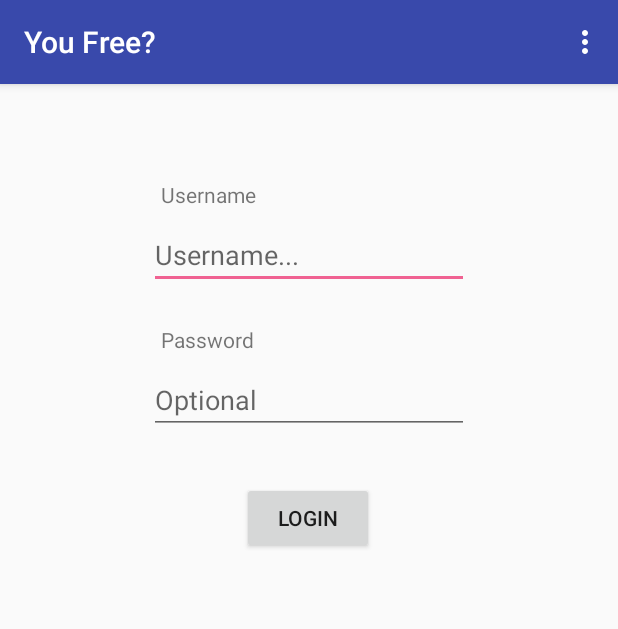
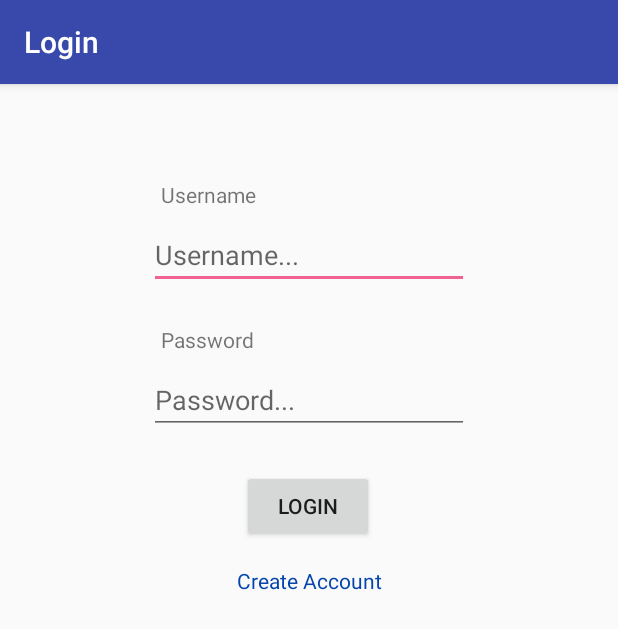
Before and after one commit to nate12345678/YouFree, an Android app: the screen it shows after launch (Login), on a phone screen of 412 x 824 dp. Shown: the top 629 px of the screen. Run offline under Robolectric (Android 15) with nearby library versions, the phone set to English and light mode, and no system bars.

Commit message:
fixed login to create new users

```diff
--- a/android/app/build.gradle
+++ b/android/app/build.gradle
@@ -16,7 +16,7 @@ android {
     }
     buildTypes {
         release {
-            minifyEnabled false
+            minifyEnabled true
             proguardFiles getDefaultProguardFile('proguard-android.txt'), 'proguard-rules.pro'
         }
     }
--- a/android/app/src/main/java/team/gif/friendscheduler/Globals.java
+++ b/android/app/src/main/java/team/gif/friendscheduler/Globals.java
@@ -6,8 +6,9 @@ import java.util.ArrayList;
 
 public final class Globals {
     public static final MediaType JSON = MediaType.parse("application/json; charset=utf-8");
-    public static final String BASE_URL = "http://216.171.4.52:8080/api/v1";
+    public static final String BASE_URL = "http://71.201.248.45:8080/api/v1";
     static long token;
     static User user;
+    static String enteredPass;
     static ArrayList<User> friendsList = new ArrayList<>();
 }
--- a/android/app/src/main/java/team/gif/friendscheduler/Login.kt
+++ b/android/app/src/main/java/team/gif/friendscheduler/Login.kt
@@ -5,13 +5,11 @@ import android.os.Bundle
 import android.support.design.widget.Snackbar
 import android.support.v7.app.AppCompatActivity
 import android.util.Log
-import android.view.Menu
-import android.view.MenuItem
 import android.view.View
 import android.widget.EditText
+import android.widget.TextView
 import kotlinx.android.synthetic.main.activity_login.*
 import okhttp3.*
-import team.gif.friendscheduler.Globals.user
 import java.io.IOException
 
 
@@ -19,15 +17,47 @@ class Login : AppCompatActivity() {
 
     private lateinit var usernameText: EditText
     private lateinit var passwordText: EditText
+    private lateinit var createAcctText: TextView
+    private lateinit var confirmPassLabel: TextView
+    private lateinit var confirmPassText: EditText
+    private lateinit var emailLabel: TextView
+    private lateinit var emailText: EditText
 
     internal var client = OkHttpClient()
 
+    internal var confirm = false
+
+
+    fun createAcct() {
+        confirmPassLabel.visibility = View.VISIBLE
+        confirmPassText.visibility = View.VISIBLE
+        emailLabel.visibility = View.VISIBLE
+        emailText.visibility = View.VISIBLE
+        confirm = true
+    }
+
+    fun showLogin() {
+        confirmPassLabel.visibility = View.GONE
+        confirmPassText.visibility = View.GONE
+        emailLabel.visibility = View.GONE
+        emailText.visibility = View.GONE
+        confirm = false
+    }
 
     fun login(v: View) {
         var password = ""
-        if (usernameText.text.isNotEmpty()) {
-            if (passwordText.text.isNotEmpty()) {
-                password = passwordText.text.toString()
+        if (usernameText.text.isNotEmpty() && passwordText.text.isNotEmpty()) {
+            password = passwordText.text.toString()
+            Globals.enteredPass = password
+            if(confirm) {
+                if(confirmPassText.text.isNotEmpty() && passwordText.text.toString() == confirmPassText.text.toString()
+                    && emailText.text.isNotEmpty()) {
+                    Globals.user = User(usernameText.text.toString(), emailText.text.toString())
+                    addUser(password)
+                } else {
+                    Snackbar.make(findViewById(R.id.loginCoordinator),
+                        "Passwords are required to match", Snackbar.LENGTH_LONG).show()
+                }
             }
             Globals.user = User(usernameText.text.toString())
 
@@ -37,7 +67,6 @@ class Login : AppCompatActivity() {
                 .addHeader("password", password)
                 .get()
                 .build()
-
 
             Log.w("loginrequest", "making request")
 
@@ -55,8 +84,12 @@ class Login : AppCompatActivity() {
                     if (!response.isSuccessful) {
                         if (response.code() == 404) {
                             runOnUiThread {
-                                var snacc = Snackbar.make(findViewById(R.id.loginCoordinator), "User does not exist",Snackbar.LENGTH_LONG)
-                                snacc.setAction("New User") { addUser(password) }
+                                var snacc = Snackbar.make(
+                                    findViewById(R.id.loginCoordinator),
+                                    "User does not exist", Snackbar.LENGTH_LONG
+                                )
+                                showLogin()
+                                snacc.setAction("New User") { createAcct() }
                                 snacc.show()
                             }
                         }
@@ -78,15 +111,20 @@ class Login : AppCompatActivity() {
 
 
     fun addUser(password: String) {
-        Log.w("test", "{\"username\": \"" + Globals.user.username +
-                "\",\"password\": \"" + password + "\",\"email\": \"" +
-                Globals.user.email + "\",\"displayName\": \"" + Globals.user.displayName + "\"}")
+        Log.w(
+            "test", "{\"username\": \"" + Globals.user.username +
+                    "\",\"password\": \"" + password + "\",\"email\": \"" +
+                    Globals.user.email + "\"}"
+        )
         val request = Request.Builder()
             .url(Globals.BASE_URL + "/user")
-            .post(RequestBody.create(Globals.JSON, "{\"username\": \"" + Globals.user.username +
-                    "\",\"password\": \"" + password + "\",\"email\": \"" +
-                    Globals.user.email + "\",\"displayName\": \"" + Globals.user.displayName + "\"}"
-            ))
+            .post(
+                RequestBody.create(
+                    Globals.JSON, "{\"username\": \"" + Globals.user.username +
+                            "\",\"password\": \"" + password + "\",\"email\": \"" +
+                            Globals.user.email + "\"}"
+                )
+            )
             .build()
 
         client.newCall(request).enqueue(object : Callback {
@@ -110,10 +148,25 @@ class Login : AppCompatActivity() {
     override fun onCreate(savedInstanceState: Bundle?) {
         super.onCreate(savedInstanceState)
         setContentView(R.layout.activity_login)
+        toolbar.title = "Login"
         setSupportActionBar(toolbar)
 
         usernameText = findViewById(R.id.usernameText)
         passwordText = findViewById(R.id.passwordText)
+        createAcctText = findViewById(R.id.createAcctText)
+        confirmPassLabel = findViewById(R.id.confirmPassLabel)
+        confirmPassText = findViewById(R.id.confirmPassText)
+        emailText = findViewById(R.id.emailText)
+        emailLabel = findViewById(R.id.emailLabel)
+
+        confirmPassLabel.visibility = View.GONE
+        confirmPassText.visibility = View.GONE
+        emailLabel.visibility = View.GONE
+        emailText.visibility = View.GONE
+
+        createAcctText.setOnClickListener{
+            createAcct()
+        }
 
         val request = Request.Builder()
             .url(Globals.BASE_URL + "/hello")
@@ -122,8 +175,7 @@ class Login : AppCompatActivity() {
 
         client.newCall(request).enqueue(object : Callback {
             override fun onFailure(call: Call, e: IOException) {
-                Log.w("test", "shit")
-
+                Log.w("test", "No connection to server")
 //                e.printStackTrace()
             }
 
@@ -131,14 +183,16 @@ class Login : AppCompatActivity() {
             override fun onResponse(call: Call, response: Response) {
                 if (response.code() == 200) {
                     val output = response.body()!!.string()
-                    Log.w("ApiTest", output);
+                    Log.w("ApiTest", output)
                 } else {
-                    Log.w("ApiTest", "Api not functional");
+                    Log.w("ApiTest", "Api not functional")
                 }
             }
         })
     }
 
+/*
+this section is only useful if there is a menu on the login screen (there isnt)
     override fun onCreateOptionsMenu(menu: Menu): Boolean {
         // Inflate the menu; this adds items to the action bar if it is present.
         menuInflater.inflate(R.menu.menu_login, menu)
@@ -154,4 +208,5 @@ class Login : AppCompatActivity() {
             else -> super.onOptionsItemSelected(item)
         }
     }
+*/
 }
--- a/android/app/src/main/res/layout/content_login.xml
+++ b/android/app/src/main/res/layout/content_login.xml
@@ -7,7 +7,7 @@
 		android:layout_height="match_parent"
 		app:layout_behavior="@string/appbar_scrolling_view_behavior"
 		tools:showIn="@layout/activity_login"
-        tools:context=".Login">
+		tools:context=".Login" android:clickable="true">
 
 	<EditText
 			android:layout_width="wrap_content"
@@ -30,17 +30,18 @@
 			android:text="Password"
 			android:layout_width="wrap_content"
 			android:layout_height="wrap_content"
-            android:id="@+id/textView2" android:layout_marginTop="24dp"
-            app:layout_constraintTop_toBottomOf="@+id/usernameText"
-            app:layout_constraintStart_toStartOf="@+id/passwordText" android:layout_marginStart="8dp"/>
+			android:id="@+id/textView2"
+			app:layout_constraintStart_toStartOf="@+id/passwordText" android:layout_marginStart="8dp"
+			app:layout_constraintTop_toBottomOf="@+id/emailText" android:layout_marginTop="24dp"/>
 	<Button
 			android:text="Login"
 			android:layout_width="wrap_content"
 			android:layout_height="wrap_content"
 			android:id="@+id/button" app:layout_constraintStart_toStartOf="parent" android:layout_marginStart="8dp"
 			app:layout_constraintEnd_toEndOf="parent" android:layout_marginEnd="8dp"
-            android:onClick="login" android:layout_marginTop="32dp"
-            app:layout_constraintTop_toBottomOf="@+id/passwordText" app:layout_constraintHorizontal_bias="0.498"/>
+			android:onClick="login"
+			app:layout_constraintHorizontal_bias="0.498" app:layout_constraintTop_toBottomOf="@+id/confirmPassText"
+			android:layout_marginTop="24dp"/>
 	<EditText
 			android:layout_width="wrap_content"
 			android:layout_height="wrap_content"
@@ -49,5 +50,47 @@
 			android:id="@+id/passwordText"
 			app:layout_constraintStart_toStartOf="parent" android:layout_marginStart="8dp"
 			app:layout_constraintEnd_toEndOf="parent" android:layout_marginEnd="8dp" android:layout_marginTop="8dp"
-            app:layout_constraintTop_toBottomOf="@+id/textView2" android:hint="Optional"/>
+			app:layout_constraintTop_toBottomOf="@+id/textView2" android:hint="Password..."/>
+	<TextView
+			android:text="Create Account"
+			android:layout_width="wrap_content"
+			android:layout_height="wrap_content"
+			android:layout_marginTop="16dp"
+			app:layout_constraintTop_toBottomOf="@+id/button" app:layout_constraintStart_toStartOf="parent"
+			android:layout_marginStart="8dp" app:layout_constraintEnd_toEndOf="parent" android:layout_marginEnd="8dp"
+			android:textColor="@color/linkWiki" android:id="@+id/createAcctText"/>
+	<TextView
+			android:text="Confirm Password"
+			android:layout_width="wrap_content"
+			android:layout_height="wrap_content"
+			android:id="@+id/confirmPassLabel" android:layout_marginTop="24dp"
+			app:layout_constraintTop_toBottomOf="@+id/passwordText"
+			app:layout_constraintStart_toStartOf="@+id/confirmPassText" android:layout_marginStart="8dp"/>
+	<EditText
+			android:layout_width="wrap_content"
+			android:layout_height="wrap_content"
+			android:inputType="textPassword"
+			android:ems="10"
+			android:id="@+id/confirmPassText"
+			android:layout_marginTop="8dp"
+			app:layout_constraintTop_toBottomOf="@+id/confirmPassLabel" android:layout_marginEnd="8dp"
+			app:layout_constraintEnd_toEndOf="parent" android:layout_marginStart="8dp"
+			app:layout_constraintStart_toStartOf="parent" android:hint="Password..."/>
+	<TextView
+			android:text="Email address"
+			android:layout_width="wrap_content"
+			android:layout_height="wrap_content"
+			android:id="@+id/emailLabel" android:layout_marginTop="24dp"
+			app:layout_constraintTop_toBottomOf="@+id/usernameText"
+			app:layout_constraintStart_toStartOf="@+id/emailText"
+			android:layout_marginStart="8dp"/>
+	<EditText
+			android:layout_width="wrap_content"
+			android:layout_height="wrap_content"
+			android:inputType="textEmailAddress"
+			android:ems="10"
+			android:id="@+id/emailText" app:layout_constraintEnd_toEndOf="parent"
+			android:layout_marginEnd="8dp" app:layout_constraintStart_toStartOf="parent"
+			android:layout_marginStart="8dp" app:layout_constraintTop_toBottomOf="@+id/emailLabel"
+			android:layout_marginTop="8dp" android:hint="Email..."/>
 </android.support.constraint.ConstraintLayout>
--- a/android/app/src/main/res/values/colors.xml
+++ b/android/app/src/main/res/values/colors.xml
@@ -13,6 +13,7 @@
 
 	<color name="colorText">@android:color/white</color>
 	<color name="colorTextDark">@android:color/black</color>
+	<color name="linkWiki">#0645AD</color>
 
 	<!--main colors-->
 	<color name="red">#c80000</color>
@@ -22,6 +23,7 @@
 	<color name="green">#00c800</color>
 	<color name="blue">#0000c8</color>
 	<color name="purple">#6e00aa</color>
+
 	<!--secondary colors-->
 	<color name="dab">#dabdab</color>
 	<color name="lightTeal">#70eedd</color>
--- a/android/build.gradle
+++ b/android/build.gradle
@@ -1,13 +1,13 @@
 // Top-level build file where you can add configuration options common to all sub-projects/modules.
 
 buildscript {
-    ext.kotlin_version = '1.3.0'
+    ext.kotlin_version = '1.3.21'
     repositories {
         google()
         jcenter()
     }
     dependencies {
-        classpath 'com.android.tools.build:gradle:3.3.1'
+        classpath 'com.android.tools.build:gradle:3.4.0'
         classpath "org.jetbrains.kotlin:kotlin-gradle-plugin:$kotlin_version"
 
         // NOTE: Do not place your application dependencies here; they belong
```
Also changed, not shown: android/app/src/main/java/team/gif/friendscheduler/MainActivity.java (+62 -10 lines), android/app/src/main/java/team/gif/friendscheduler/User.java (+14 -9 lines), android/app/src/main/res/layout/content_profile.xml (+3 -17 lines), android/gradle/wrapper/gradle-wrapper.properties. Lines whose indentation alone changed are shown as unchanged.
